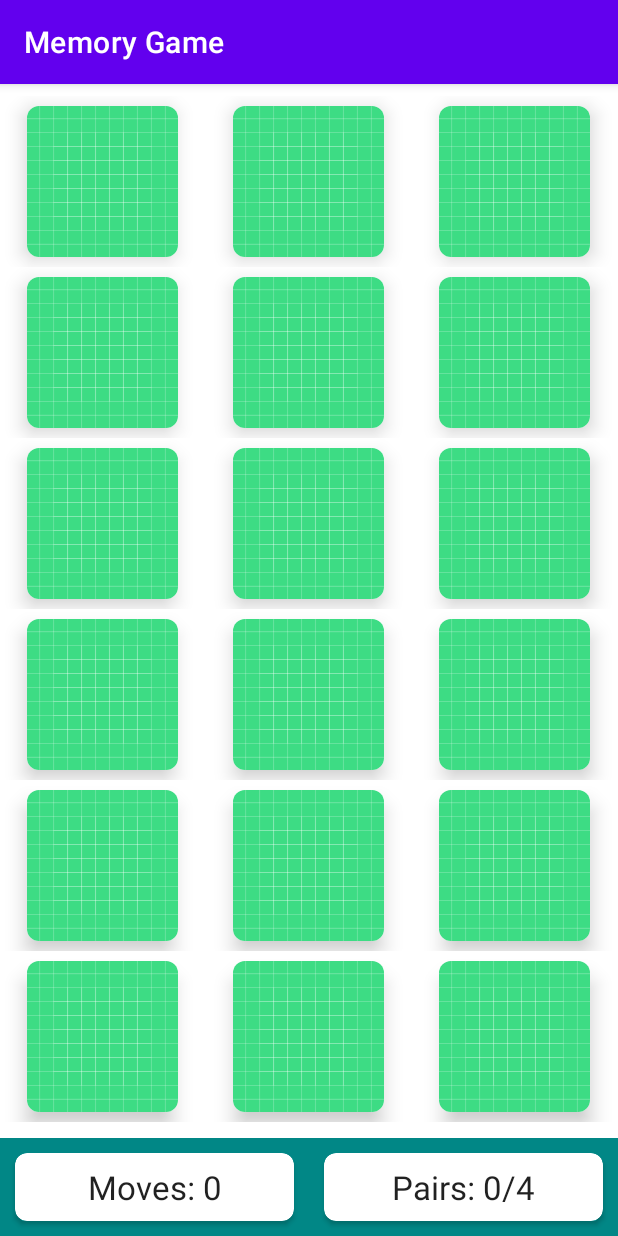
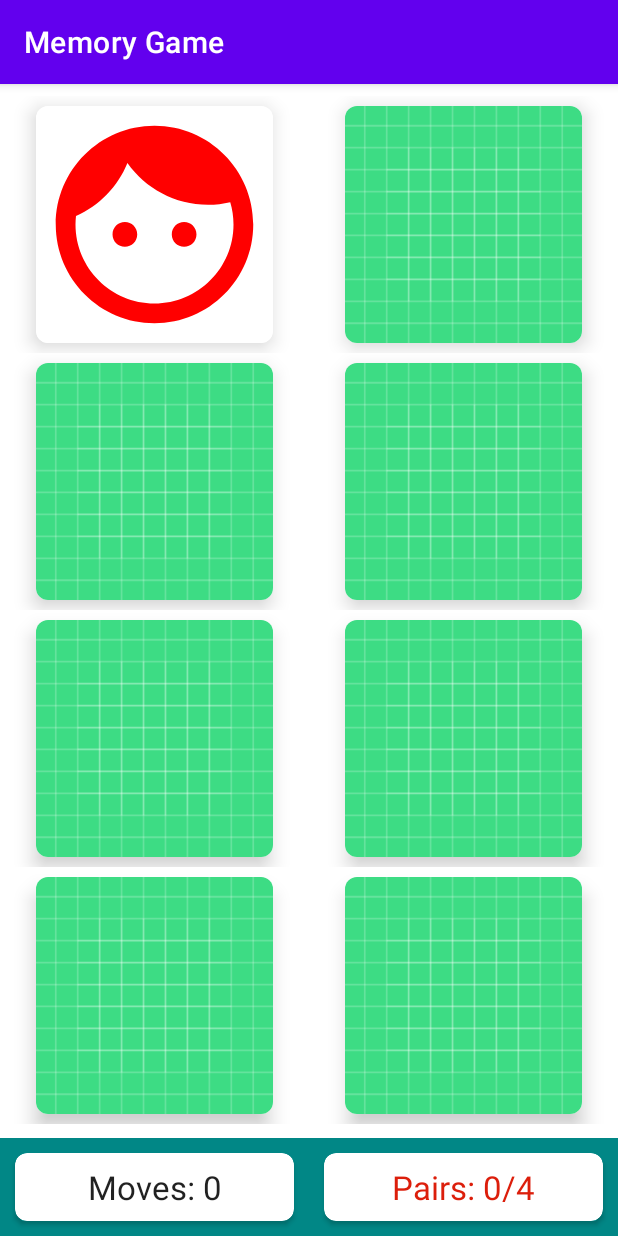
Before and after one commit to lucifer0987/Android-Projects, an Android app: the screen it shows after launch (MainActivity), after a tap on an icon or button, on a phone screen of 412 x 824 dp. Run offline under Robolectric (Android 15) with nearby library versions, the phone set to English and light mode, and no system bars.

Commit message:
board game logic added

```diff
--- a/MemoryGame/app/src/main/java/com/example/memorygame/MainActivity.kt
+++ b/MemoryGame/app/src/main/java/com/example/memorygame/MainActivity.kt
@@ -1,42 +1,82 @@
 package com.example.memorygame
 
+import android.animation.ArgbEvaluator
+import android.icu.text.Transliterator
 import androidx.appcompat.app.AppCompatActivity
 import android.os.Bundle
 import android.util.Log
+import android.widget.RelativeLayout
 import android.widget.TextView
+import androidx.core.content.ContextCompat
 import androidx.recyclerview.widget.GridLayoutManager
 import androidx.recyclerview.widget.RecyclerView
 import com.example.memorygame.models.BoardSize
 import com.example.memorygame.models.MemoryCard
 import com.example.memorygame.models.MemoryGame
 import com.example.memorygame.utils.DEFAULT_ICONS
+import com.google.android.material.snackbar.Snackbar
 
 class MainActivity : AppCompatActivity() {
 
-    private lateinit var rvBoard:RecyclerView
-    private lateinit var tvNumMoves:TextView
-    private lateinit var tvNumPairs:TextView
-    private var boardSize:BoardSize = BoardSize.MEDIUM
+    private lateinit var rvBoard: RecyclerView
+    private lateinit var tvNumMoves: TextView
+    private lateinit var tvNumPairs: TextView
+    private var boardSize: BoardSize = BoardSize.EASY
+    private lateinit var adapter: MemoryBoardAdapter
+    private lateinit var memoryGame: MemoryGame
+    private lateinit var clRoot: RelativeLayout
 
     override fun onCreate(savedInstanceState: Bundle?) {
         super.onCreate(savedInstanceState)
         setContentView(R.layout.activity_main)
 
         Init();
-        val memoryGame = MemoryGame(boardSize)
+        memoryGame = MemoryGame(boardSize)
         rvBoard.setHasFixedSize(true)
         rvBoard.layoutManager = GridLayoutManager(this, boardSize.getWidth())
-        rvBoard.adapter = MemoryBoardAdapter(this, boardSize, memoryGame.cards, object:MemoryBoardAdapter.CardClickListener{
+        adapter = MemoryBoardAdapter(this, boardSize, memoryGame.cards, object : MemoryBoardAdapter.CardClickListener {
             override fun onCardClicked(position: Int) {
-                Log.i("this", "Card Clicked")
+                updateGameWithFlip(position)
             }
         })
+        rvBoard.adapter = adapter
 
     }
 
+    private fun updateGameWithFlip(position: Int) {
+        //Error Checking
+        if (memoryGame.haveWonGame()) {
+            Snackbar.make(clRoot, "You already won!", Snackbar.LENGTH_LONG).show()
+            return
+        }
+        if (memoryGame.isCardFaceUp(position)) {
+            Snackbar.make(clRoot, "Invalid Move!", Snackbar.LENGTH_LONG).show()
+            return
+        }
+
+        // actually flipping cards
+        if (memoryGame.flipCard(position)) {
+            val color = ArgbEvaluator().evaluate(
+                    memoryGame.numPairsFound.toFloat() / boardSize.getNumPairs(),
+                    ContextCompat.getColor(this, R.color.color_progress_none),
+                    ContextCompat.getColor(this, R.color.color_progress_full)
+            ) as Int
+            tvNumPairs.setTextColor(color)
+            tvNumPairs.text = "Pairs: ${memoryGame.numPairsFound} / ${boardSize.getNumPairs()}"
+            if (memoryGame.haveWonGame()) {
+                Snackbar.make(clRoot, "You won! Congratulations.", Snackbar.LENGTH_LONG).show()
+            }
+            Log.i("TAG", "Found a match!, Num pairs Found: ${memoryGame.numPairsFound}")
+        }
+        tvNumMoves.text = "Moves: ${memoryGame.getNumMoves()}"
+        adapter.notifyDataSetChanged()
+    }
+
     private fun Init() {
+        clRoot = findViewById(R.id.clRoot)
         rvBoard = findViewById(R.id.rvBoard)
-        tvNumMoves = findViewById(R.id.tvNumPairs)
-        tvNumPairs = findViewById(R.id.tvNumMoves)
+        tvNumMoves = findViewById(R.id.tvNumMoves)
+        tvNumPairs = findViewById(R.id.tvNumPairs)
+        tvNumPairs.setTextColor(ContextCompat.getColor(this, R.color.color_progress_none))
     }
 }
--- a/MemoryGame/app/src/main/java/com/example/memorygame/MemoryBoardAdapter.kt
+++ b/MemoryGame/app/src/main/java/com/example/memorygame/MemoryBoardAdapter.kt
@@ -7,6 +7,8 @@ import android.view.View
 import android.view.ViewGroup
 import android.widget.ImageView
 import androidx.cardview.widget.CardView
+import androidx.core.content.ContextCompat
+import androidx.core.view.ViewCompat
 import androidx.recyclerview.widget.RecyclerView
 import com.example.memorygame.models.BoardSize
 import com.example.memorygame.models.MemoryCard
@@ -33,8 +35,12 @@ class MemoryBoardAdapter(private val context: Context, private val boardSize: Bo
             } else {
                 res = R.drawable.ic_launcher_background
             }
+            imageButton.setImageResource(res)
 
-            imageButton.setImageResource(res)
+            val memoryCard = cards[position]
+            imageButton.alpha = if (memoryCard.isMatched) .4f else 1.0f
+            val colorStateList = if (memoryCard.isMatched) ContextCompat.getColorStateList(context, R.color.color_gray) else null
+            ViewCompat.setBackgroundTintList(imageButton, colorStateList)
 
             imageButton.setOnClickListener {
                 cardClickListener.onCardClicked(position)
--- a/MemoryGame/app/src/main/java/com/example/memorygame/models/MemoryGame.kt
+++ b/MemoryGame/app/src/main/java/com/example/memorygame/models/MemoryGame.kt
@@ -2,13 +2,69 @@ package com.example.memorygame.models
 
 import com.example.memorygame.utils.DEFAULT_ICONS
 
-class MemoryGame(private val boardSize: BoardSize){
-    val cards:List<MemoryCard>
-    val numPairsFound = 0
+class MemoryGame(private val boardSize: BoardSize) {
+
+    val cards: List<MemoryCard>
+    var numPairsFound = 0
+    private var indexOfSingleSelectedCard: Int? = null
+    private var numCardFlips = 0
+
+    fun flipCard(position: Int): Boolean {
+        numCardFlips++
+        val card = cards[position]
+        var foundMatch = false
+        //Three cases:
+        // 0 cards flipped => flip ove the selected
+        // 1 cards flipped => flip over the selected + match could be found
+        // 2 cards flipped => restore the cards and face down + flip over the selected card
+        if (indexOfSingleSelectedCard == null) {
+            // 0 or 2 cards flipped
+            restoreCards()
+            indexOfSingleSelectedCard = position
+        } else {
+            // 1 cards flipped over
+            foundMatch = checkForMatch(position, indexOfSingleSelectedCard!!)
+            indexOfSingleSelectedCard = null
+        }
+        card.isFaceUp = !card.isFaceUp
+        return foundMatch
+    }
+
+    private fun checkForMatch(pos1: Int, pos2: Int): Boolean {
+        if (cards[pos1].identifier != cards[pos2].identifier) {
+            return false
+        } else {
+            cards[pos1].isMatched = true
+            cards[pos2].isMatched = true
+            numPairsFound++
+            return true
+        }
+    }
+
+
+    private fun restoreCards() {
+        for (card in cards) {
+            if (!card.isMatched) {
+                card.isFaceUp = false
+            }
+        }
+    }
+
+    fun haveWonGame(): Boolean {
+        return numPairsFound == boardSize.getNumPairs()
+    }
+
+    fun isCardFaceUp(position: Int): Boolean {
+        return cards[position].isFaceUp
+    }
+
+    fun getNumMoves(): Int {
+        return numCardFlips / 2
+    }
 
     init {
         val chosenImages = DEFAULT_ICONS.shuffled().take(boardSize.getNumPairs())
-        val randomizedImages = (chosenImages+chosenImages).shuffled()
-        cards = randomizedImages.map{MemoryCard(it, false, false)}
+        val randomizedImages = (chosenImages + chosenImages).shuffled()
+        cards = randomizedImages.map { MemoryCard(it, false, false) }
     }
 }
--- a/MemoryGame/app/src/main/res/layout/activity_main.xml
+++ b/MemoryGame/app/src/main/res/layout/activity_main.xml
@@ -2,43 +2,35 @@
 <RelativeLayout xmlns:android="http://schemas.android.com/apk/res/android"
     xmlns:app="http://schemas.android.com/apk/res-auto"
     xmlns:tools="http://schemas.android.com/tools"
+    android:id="@+id/clRoot"
     android:layout_width="match_parent"
     android:layout_height="match_parent"
     android:orientation="vertical"
     tools:context=".MainActivity">
 
-    <androidx.recyclerview.widget.RecyclerView
-        android:layout_above="@id/llGameInfo"
-        android:id="@+id/rvBoard"
-        android:layout_marginTop="8dp"
-        android:layout_marginBottom="8dp"
-        android:overScrollMode="never"
-        android:layout_width="match_parent"
-        android:layout_height="match_parent"/>
-
     <LinearLayout
+        android:id="@+id/llGameInfo"
         android:layout_width="match_parent"
         android:layout_height="wrap_content"
-        android:id="@+id/llGameInfo"
+        android:layout_alignParentBottom="true"
         android:background="?attr/colorSecondaryVariant"
-        android:layout_alignParentBottom="true"
         android:orientation="horizontal">
 
         <androidx.cardview.widget.CardView
             android:layout_width="match_parent"
             android:layout_height="wrap_content"
+            android:layout_margin="10dp"
             android:layout_weight="1"
-            android:layout_margin="10dp"
             app:cardCornerRadius="8dp">
 
             <TextView
-                android:gravity="center"
                 android:id="@+id/tvNumMoves"
                 android:layout_width="match_parent"
                 android:layout_height="match_parent"
-                android:textAppearance="@style/TextAppearance.AppCompat.Large"
+                android:gravity="center"
+                android:padding="8dp"
                 android:text="Moves: 0"
-                android:padding="8dp"/>
+                android:textAppearance="@style/TextAppearance.AppCompat.Large" />
 
         </androidx.cardview.widget.CardView>
 
@@ -50,16 +42,25 @@
             app:cardCornerRadius="8dp">
 
             <TextView
-                android:gravity="center"
                 android:id="@+id/tvNumPairs"
                 android:layout_width="match_parent"
                 android:layout_height="match_parent"
-                android:textAppearance="@style/TextAppearance.AppCompat.Large"
+                android:gravity="center"
+                android:padding="8dp"
                 android:text="Pairs: 0/4"
-                android:padding="8dp"/>
+                android:textAppearance="@style/TextAppearance.AppCompat.Large" />
 
         </androidx.cardview.widget.CardView>
 
     </LinearLayout>
 
+    <androidx.recyclerview.widget.RecyclerView
+        android:id="@+id/rvBoard"
+        android:layout_width="match_parent"
+        android:layout_height="match_parent"
+        android:layout_above="@id/llGameInfo"
+        android:layout_marginTop="8dp"
+        android:layout_marginBottom="8dp"
+        android:overScrollMode="never" />
+
 </RelativeLayout>
--- a/MemoryGame/app/src/main/res/values/colors.xml
+++ b/MemoryGame/app/src/main/res/values/colors.xml
@@ -7,4 +7,7 @@
     <color name="teal_700">#FF018786</color>
     <color name="black">#FF000000</color>
     <color name="white">#FFFFFFFF</color>
+    <color name="color_gray">#E0E0E0</color>
+    <color name="color_progress_none">#DC1E0B</color>
+    <color name="color_progress_full">#35BA01</color>
 </resources>
```
